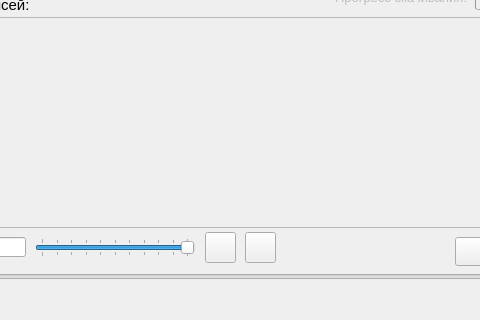
First picture: the form in gui/audio.ui, repository qwertyadrian/vk-music-downloader, before the edit; both pictures show x 135 to 615 and y 202 to 522 of the 780 by 522 pixel window.
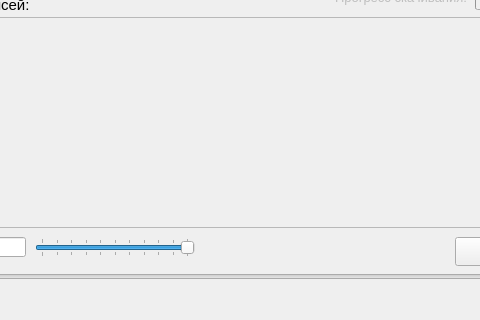
Second picture: the form after the edit. Icons and pictures are not drawn.

Commit message: Редизайн окна справки и информации о программе Окна справки и информации о программе теперь используют отдельные .ui файлы Продолжение рефакторинга

Diff of the .ui file:
```diff
--- a/gui/audio.ui
+++ b/gui/audio.ui
@@ -380,6 +380,9 @@
       <height>31</height>
      </rect>
     </property>
+    <property name="styleSheet">
+     <string notr="true">border-radius:15px;image:url(:/images/pause_button.png);</string>
+    </property>
     <property name="text">
      <string/>
     </property>
@@ -393,6 +396,9 @@
       <height>31</height>
      </rect>
     </property>
+    <property name="styleSheet">
+     <string notr="true">border-radius:15px;image:url(:/images/stop_button.png);</string>
+    </property>
     <property name="text">
      <string/>
     </property>
```
Left out of the diff: 3 changed lines with no effect on the pictures. The commit also changes 7 other files.
